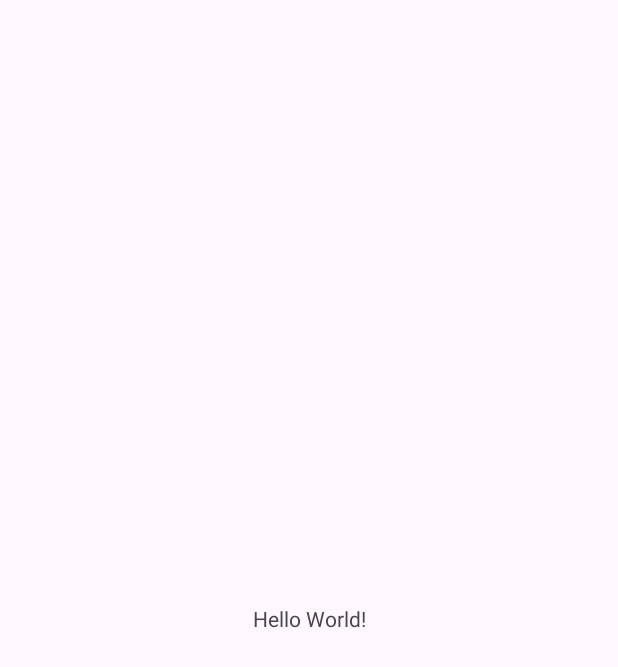
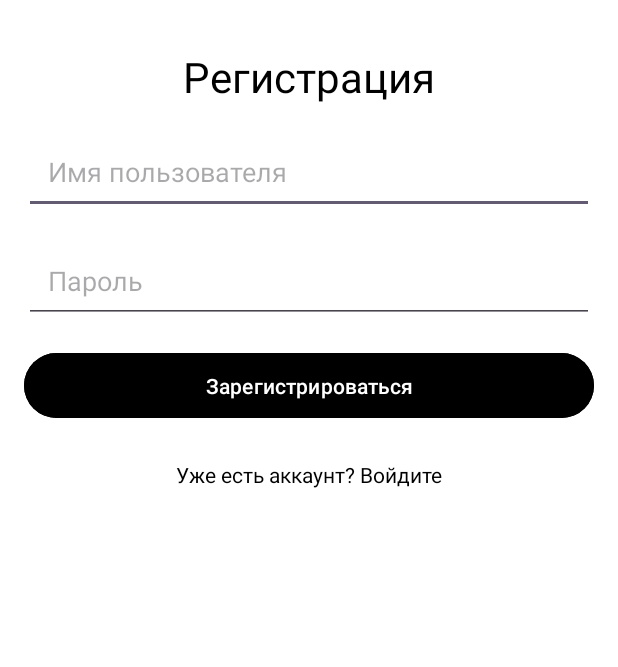
Before and after one commit to PoPaDoSs14/BudgetPlan, an Android app: the screen it shows after launch (MainActivity), on a phone screen of 412 x 824 dp. Before the commit the part shown is almost empty. Shown: the top 667 px of the screen. Run offline under Robolectric (Android 15) with nearby library versions, the phone set to English and light mode, and no system bars.

Commit message:
add Registration Screen

```diff
--- a/app/src/main/res/layout/activity_main.xml
+++ b/app/src/main/res/layout/activity_main.xml
@@ -1,19 +1,70 @@
 <?xml version="1.0" encoding="utf-8"?>
-<androidx.constraintlayout.widget.ConstraintLayout xmlns:android="http://schemas.android.com/apk/res/android"
+<androidx.constraintlayout.widget.ConstraintLayout
+    xmlns:android="http://schemas.android.com/apk/res/android"
     xmlns:app="http://schemas.android.com/apk/res-auto"
     xmlns:tools="http://schemas.android.com/tools"
     android:id="@+id/main"
     android:layout_width="match_parent"
     android:layout_height="match_parent"
+    android:background="@color/white"
     tools:context=".presentation.MainActivity">
 
     <TextView
+        android:id="@+id/title"
         android:layout_width="wrap_content"
         android:layout_height="wrap_content"
-        android:text="Hello World!"
-        app:layout_constraintBottom_toBottomOf="parent"
+        android:text="Регистрация"
+        android:textSize="28sp"
+        android:textColor="@color/black"
+        app:layout_constraintTop_toTopOf="parent"
+        app:layout_constraintStart_toStartOf="parent"
         app:layout_constraintEnd_toEndOf="parent"
+        android:layout_marginTop="32dp" />
+
+    <EditText
+        android:id="@+id/username"
+        android:layout_width="0dp"
+        android:layout_height="wrap_content"
+        android:hint="Имя пользователя"
+        android:padding="16dp"
+        app:layout_constraintTop_toBottomOf="@id/title"
         app:layout_constraintStart_toStartOf="parent"
-        app:layout_constraintTop_toTopOf="parent" />
+        app:layout_constraintEnd_toEndOf="parent"
+        android:layout_margin="16dp" />
+
+    <EditText
+        android:id="@+id/password"
+        android:layout_width="0dp"
+        android:layout_height="wrap_content"
+        android:hint="Пароль"
+        android:padding="16dp"
+        app:layout_constraintTop_toBottomOf="@id/username"
+        app:layout_constraintStart_toStartOf="parent"
+        app:layout_constraintEnd_toEndOf="parent"
+        android:layout_margin="16dp" />
+
+    <Button
+        android:id="@+id/register_button"
+        android:layout_width="0dp"
+        android:layout_height="wrap_content"
+        android:text="Зарегистрироваться"
+        android:backgroundTint="@color/black"
+        android:textColor="@android:color/white"
+        app:layout_constraintTop_toBottomOf="@id/password"
+        app:layout_constraintStart_toStartOf="parent"
+        app:layout_constraintEnd_toEndOf="parent"
+        android:layout_margin="16dp"
+        android:padding="12dp" />
+
+    <TextView
+        android:id="@+id/login_text"
+        android:layout_width="wrap_content"
+        android:layout_height="wrap_content"
+        android:text="Уже есть аккаунт? Войдите"
+        android:textColor="@color/black"
+        app:layout_constraintTop_toBottomOf="@id/register_button"
+        app:layout_constraintStart_toStartOf="parent"
+        app:layout_constraintEnd_toEndOf="parent"
+        android:layout_marginTop="24dp"/>
 
 </androidx.constraintlayout.widget.ConstraintLayout>
```
